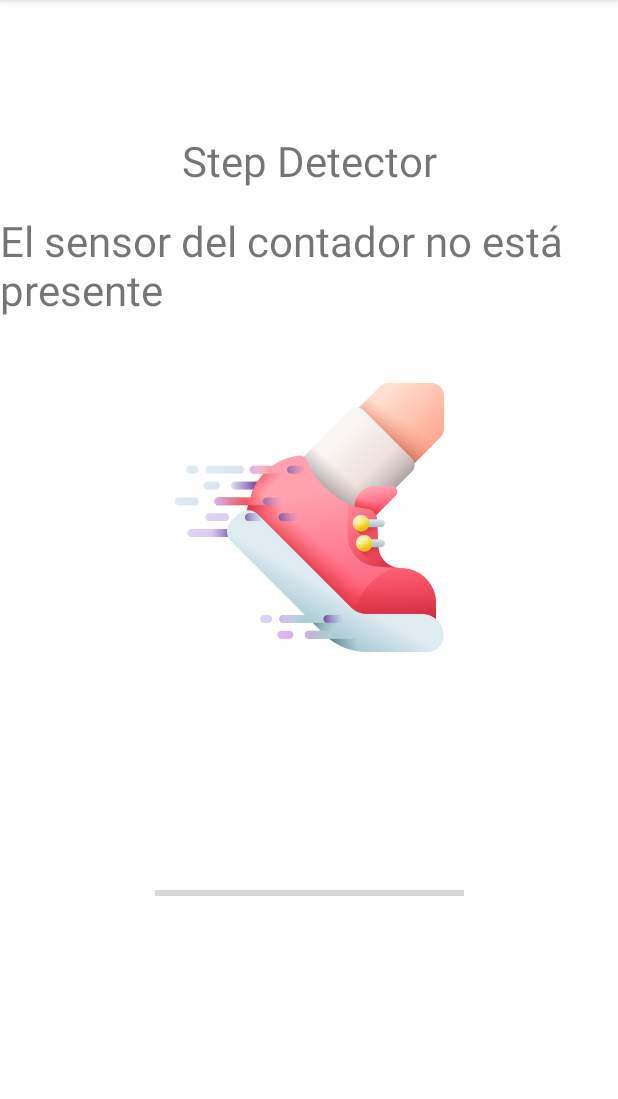
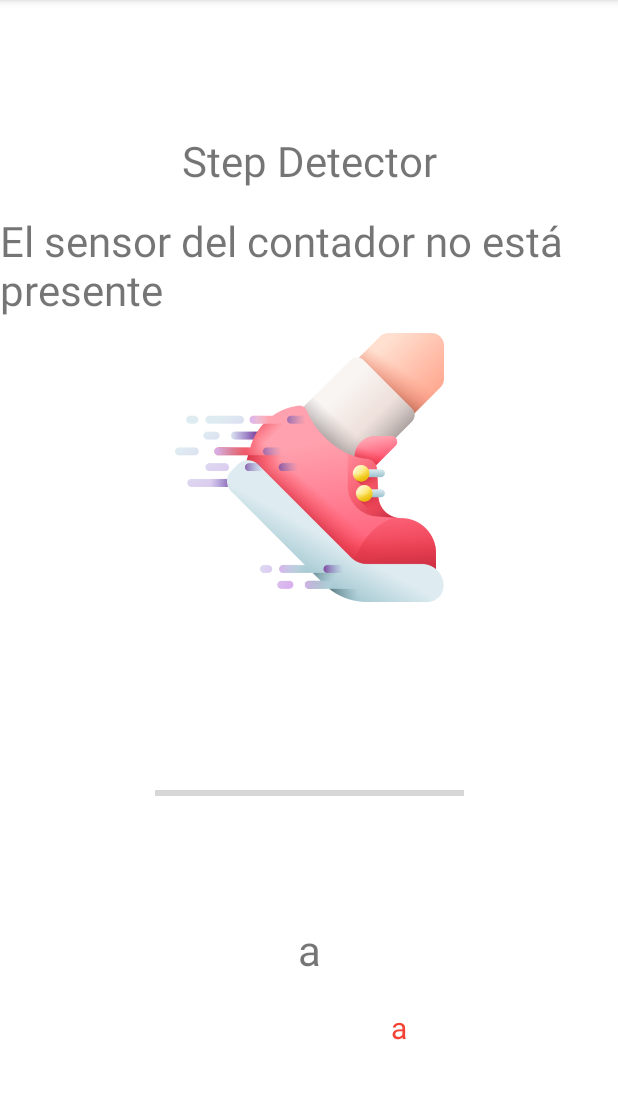
Before and after one commit to Juanpiq/PSemestral, an Android app: the Pasos screen opened directly, with no data from a screen before it, on a phone screen of 412 x 824 dp, the part 84-1183 px from its top. Run offline under Robolectric (Android 15) with nearby library versions, the phone set to English and light mode, and no system bars.

Commit message:
calorias

```diff
--- a/app/src/main/java/com/example/psemestral/Pasos.java
+++ b/app/src/main/java/com/example/psemestral/Pasos.java
@@ -20,6 +20,7 @@ import android.hardware.SensorEventListener;
 public class Pasos extends AppCompatActivity implements SensorEventListener {
     private TextView textViewStepCounter;
     private TextView textviewStepDetector;
+    public TextView tv1, tv2;
     private SensorManager sensorManager;
     private Sensor mStepCounter;
     private boolean isCounterSensorPresent;
@@ -65,12 +66,16 @@ public class Pasos extends AppCompatActivity implements SensorEventListener {
 
     @Override
     public void onSensorChanged(SensorEvent sensorEvent){
+        tv1 = findViewById(R.id.tv1);
+        tv2 = findViewById(R.id.tv2);
         if(sensorEvent.sensor==mStepCounter){
             stepCount=(int) sensorEvent.values[0];
             textViewStepCounter.setText (String.valueOf(stepCount));
-            pb.setMax(100000);
+            pb.setMax(8000);
             pb.setProgress(stepCount);
-
+            //tv1.setText("Meta");
+            tv1.setText("Meta: " + (stepCount) +"/ 800");
+            tv2.setText("Calorias quemadas: " + (stepCount*0.04));
         }
     }
     @Override
--- a/app/src/main/res/layout/activity_pasos.xml
+++ b/app/src/main/res/layout/activity_pasos.xml
@@ -21,6 +21,32 @@
         app:layout_constraintVertical_bias="0.203" />
 
     <TextView
+        android:id="@+id/tv1"
+        android:layout_width="wrap_content"
+        android:layout_height="wrap_content"
+        android:text="a"
+        android:textSize="28dp"
+        app:layout_constraintBottom_toBottomOf="parent"
+        app:layout_constraintEnd_toEndOf="parent"
+        app:layout_constraintStart_toStartOf="parent"
+        app:layout_constraintTop_toBottomOf="@+id/pb"
+        app:layout_constraintVertical_bias="0.316" />
+
+    <TextView
+        android:id="@+id/tv2"
+        android:layout_width="wrap_content"
+        android:layout_height="wrap_content"
+        android:text="a"
+        android:textColor="#F44336"
+        android:textSize="20dp"
+        app:layout_constraintBottom_toBottomOf="parent"
+        app:layout_constraintEnd_toEndOf="parent"
+        app:layout_constraintHorizontal_bias="0.65"
+        app:layout_constraintStart_toStartOf="parent"
+        app:layout_constraintTop_toBottomOf="@+id/pb"
+        app:layout_constraintVertical_bias="0.613" />
+
+    <TextView
         android:id="@+id/textviewStepDetector"
         android:layout_width="wrap_content"
         android:layout_height="wrap_content"
@@ -39,9 +65,10 @@
         android:layout_height="63dp"
         app:layout_constraintBottom_toBottomOf="parent"
         app:layout_constraintEnd_toEndOf="parent"
+        app:layout_constraintHorizontal_bias="0.502"
         app:layout_constraintStart_toStartOf="parent"
         app:layout_constraintTop_toTopOf="parent"
-        app:layout_constraintVertical_bias="0.8" />
+        app:layout_constraintVertical_bias="0.706" />
 
     <ImageView
         android:id="@+id/imageView"
```
